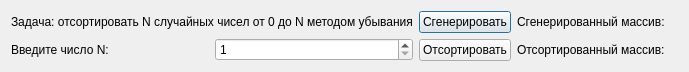
This is 21.02.20 SortNums/untitled/laba1.ui in liaten/my-projects as Qt 5 draws it before an edit. The edited form follows.
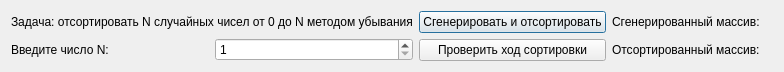
This is the edited form.

Diff of the .ui file:
```diff
--- a/21.02.20 SortNums/untitled/laba1.ui
+++ b/21.02.20 SortNums/untitled/laba1.ui
@@ -6,7 +6,7 @@
    <rect>
     <x>0</x>
     <y>0</y>
-    <width>638</width>
+    <width>726</width>
     <height>72</height>
    </rect>
   </property>
@@ -57,20 +57,26 @@
      <item>
       <widget class="QPushButton" name="pushButton">
        <property name="sizePolicy">
-        <sizepolicy hsizetype="Preferred" vsizetype="Preferred">
+        <sizepolicy hsizetype="Minimum" vsizetype="Minimum">
          <horstretch>0</horstretch>
          <verstretch>0</verstretch>
         </sizepolicy>
        </property>
        <property name="text">
-        <string>Сгенерировать</string>
+        <string>Сгенерировать и отсортировать</string>
        </property>
       </widget>
      </item>
      <item>
       <widget class="QPushButton" name="pushButton_2">
+       <property name="sizePolicy">
+        <sizepolicy hsizetype="Minimum" vsizetype="Minimum">
+         <horstretch>0</horstretch>
+         <verstretch>0</verstretch>
+        </sizepolicy>
+       </property>
        <property name="text">
-        <string>Отсортировать</string>
+        <string>Проверить ход сортировки</string>
        </property>
       </widget>
      </item>
```
